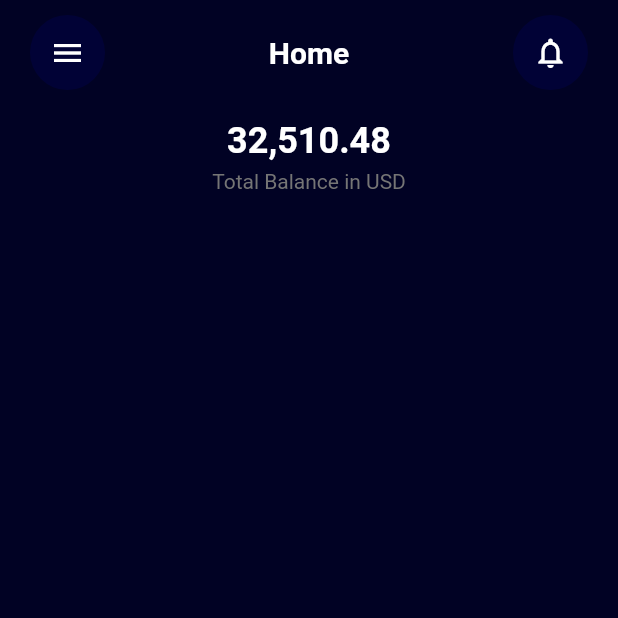
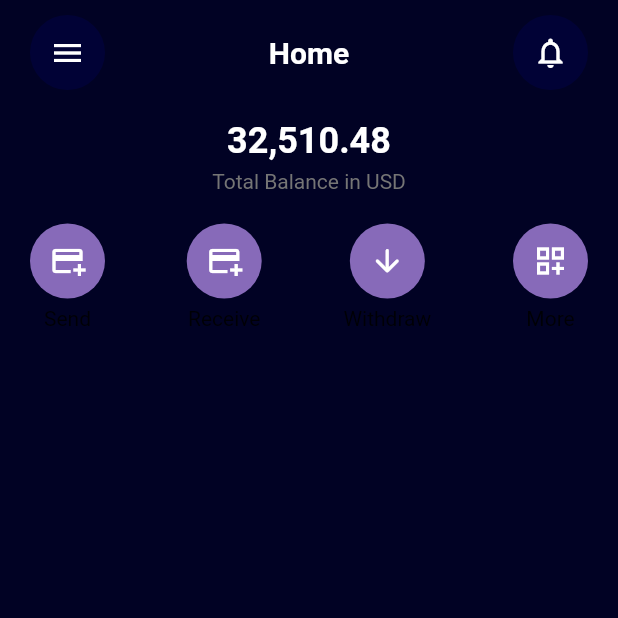
Before and after one commit to Ozurumba007/Wallet_UI_Tutorial, a Flutter app: the screen it shows after launch, on a phone screen of 412 x 824 dp, the top half of it. Run offline on Flutter 3.47's test engine with Material 2 defaults, Android fonts, the phone set to English and light mode, and no system bars.

Commit message:
added two required parameters to the trascation_shortcut

```diff
--- a/lib/component/transcation_shortcut.dart
+++ b/lib/component/transcation_shortcut.dart
@@ -1,11 +1,20 @@
 import 'package:flutter/material.dart';
 
 class TransactionShortCut extends StatelessWidget {
-  const TransactionShortCut({super.key});
+  final IconData icon;
+  final String text;
+
+  const TransactionShortCut({
+    super.key,
+    required this.icon,
+    required this.text,
+  });
 
   @override
   Widget build(BuildContext context) {
-    return Container(
+    return Column(
+      children: [
+        Container(
           height: 50,
           width: 50,
           decoration: BoxDecoration(
@@ -13,9 +22,13 @@ class TransactionShortCut extends StatelessWidget {
             borderRadius: BorderRadiusDirectional.circular(25),
           ),
           child: Icon(
-        Icons.add_card_rounded,
+            icon,
             color: Colors.white,
           ),
+        ),
+        SizedBox(height: 5),
+        Text(text)
+      ],
     );
   }
 }
--- a/lib/screen/home_screen.dart
+++ b/lib/screen/home_screen.dart
@@ -1,5 +1,6 @@
 import 'package:banking_app_ui/component/custom_app_bar.dart';
 import 'package:banking_app_ui/component/total_bal_amount.dart';
+import 'package:banking_app_ui/component/transcation_shortcut.dart';
 import 'package:flutter/material.dart';
 
 class HomeScreen extends StatefulWidget {
@@ -12,7 +13,7 @@ class HomeScreen extends StatefulWidget {
 class _HomeScreenState extends State<HomeScreen> {
   @override
   Widget build(BuildContext context) {
-    return Scaffold(
+    return const Scaffold(
       backgroundColor: const Color.fromARGB(255, 1, 2, 36),
       body: Padding(
         padding: const EdgeInsets.symmetric(horizontal: 20.0),
@@ -24,8 +25,31 @@ class _HomeScreenState extends State<HomeScreen> {
               const CustomAppBar(title: 'Home'),
               const SizedBox(height: 20),
               // Total Balance in Text
-              const TotalBalanceAmount(),
+              TotalBalanceAmount(),
+              SizedBox(height: 20),
               // Transaction shortcut Button
+              Row(
+                mainAxisAlignment: MainAxisAlignment.spaceBetween,
+                children: [
+                  TransactionShortCut(
+                    icon: Icons.add_card_outlined,
+                    text: 'Send',
+                  ),
+                  TransactionShortCut(
+                    icon: Icons.add_card_outlined,
+                    text: 'Receive',
+                  ),
+                  TransactionShortCut(
+                    icon: Icons.arrow_downward_rounded,
+                    text: 'Withdraw',
+                  ),
+                  TransactionShortCut(
+                    icon: Icons.dashboard_customize_outlined,
+                    text: 'More',
+                  ),
+                ],
+              ),
+              const SizedBox(height: 20),
               Row(
                 children: [],
               ),
```
Lines whose indentation alone changed are shown as unchanged.
